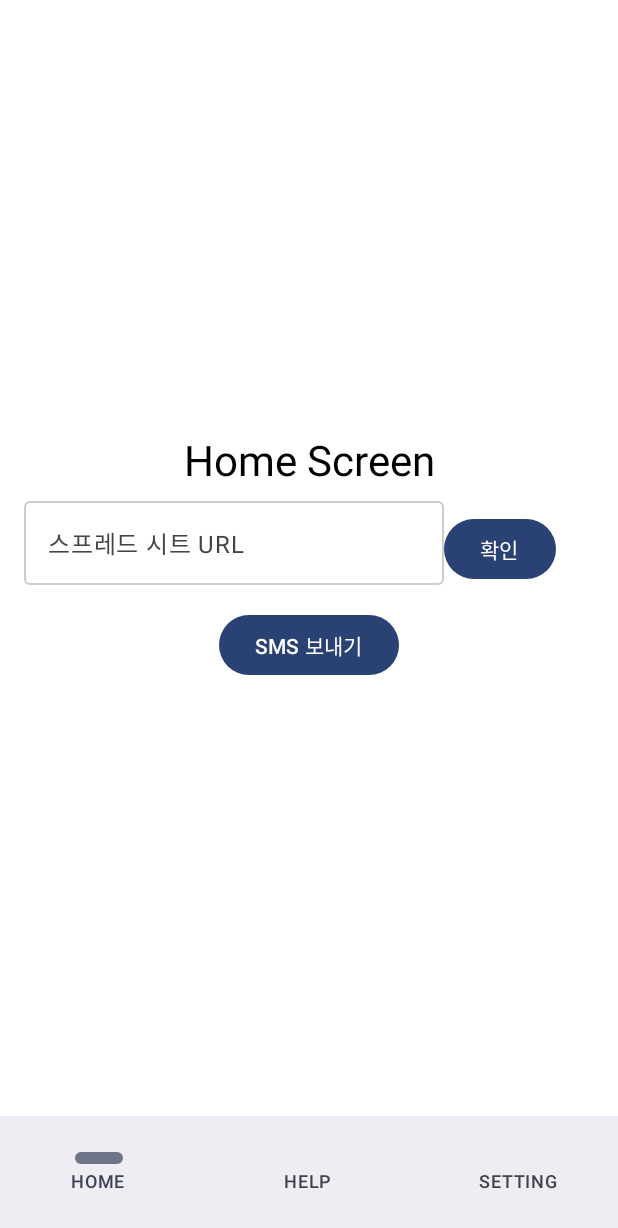
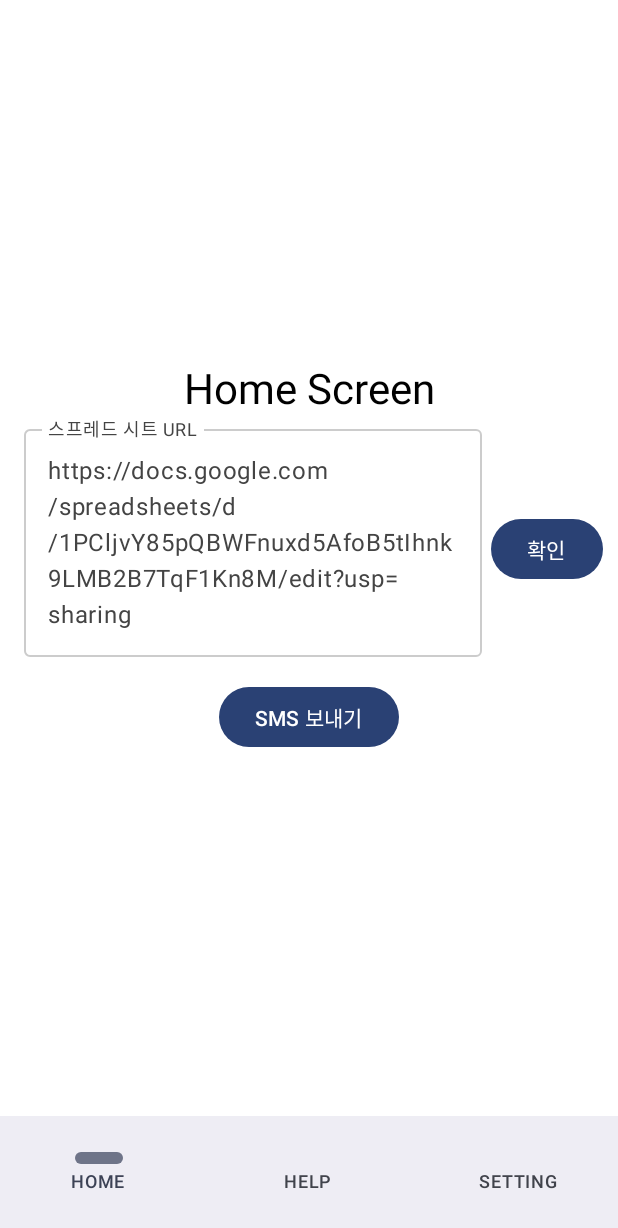
Before and after one commit to YIEOM/sms_messenger, an Android app built with Jetpack Compose: the screen it shows after launch (MainActivity), on a phone screen of 412 x 824 dp. Shown: the top 1228 px of the screen. Run offline under Robolectric (Android 15) with nearby library versions, the phone set to English and light mode, and no system bars; our stand-ins replace Dagger/Hilt's generated code, Timber; libraries missing offline, so code that uses them is left out: com.google.api.client, com.google.api.services.

Commit message:
[REFACTOR] : 스프레드시트 URL 처리 로직을 `MainViewModel`로 이동
`HomeViewModel`에 있던 스프레드시트 URL 관련 상태 및 유효성 검사 로직을 `MainViewModel`으로 이동하고, `HomeScreen`에서 이를 사용하도록 수정했습니다.

주요 변경 사항:
- `MainViewModel.kt`:
    - `_sheetUrlTextState` (MutableStateFlow) 및 `sheetUrlTextState` (StateFlow)를 추가하여 스프레드시트 URL 텍스트 상태를 관리합니다.
    - `setSheetUrlText(text: String)`: URL 텍스트를 업데이트합니다.
    - `checkSpreadSheetUrl()`: 현재 `sheetUrlTextState`의 값에 대해 정규식을 사용하여 스프레드시트 ID를 추출하고, 성공 여부와 추출된 ID를 `Pair<Boolean, String>`으로 반환합니다.
    - `showToast(message: String)`: 토스트 메시지를 `_toastEventChannel`로 전송합니다. (기존 `HomeViewModel`의 기능 통합)
- `HomeViewModel.kt`:
    - 스프레드시트 URL 관련 상태(`_sheetUrlTextState`, `sheetUrlTextState`) 및 로직(`setSheetUrlText`, `onSpreadSheetUrlTextChanged`)을 제거했습니다.
- `HomeScreen.kt`:
    - `sheetUrlText` 상태를 `mainViewModel.sheetUrlTextState`로부터 수집하도록 변경했습니다.
    - `OutlinedTextField`의 `onValueChange`에서 `mainViewModel.setSheetUrlText`를 호출하도록 수정했습니다.
    - "확인" 버튼 클릭 시 `mainViewModel.requestSignIn()`을 호출하는 로직은 유지됩니다. (Google 로그인 및 Sheets API 연동 로직은 `MainActivity` 및 `MainViewModel`에 이미 존재)
    - `OutlinedTextField`의 `modifier`에 `weight(1f)`를 추가하여 "확인" 버튼과의 레이아웃을 조정했습니다.
    - 미리보기용 `MockMainViewModel`에 `sheetUrlTextState`를 추가하고, `MockHomeViewModel`에서 해당 상태를 제거했습니다.
- `MainActivity.kt`:
    - `readDataFromSheet(sheetsService: Sheets)`:
        - `mainViewModel.checkSpreadSheetUrl()`을 호출하여 스프레드시트 URL의 유효성을 검사하고 ID를 가져옵니다.
        - 유효한 경우에만 Sheets API를 호출하여 데이터를 읽어오도록 수정했습니다.
        - URL이 유효하지 않으면 토스트 메시지를 표시합니다.
        - 읽어올 데이터 범위(`range`)를 "문자메시지!A1:D10"으로 변경했습니다. (기존 "시트1!A1:D10")

[Issue]: [Issue-NO]

```diff
--- a/app/app/src/main/java/com/yieom/smsmessenger/HomeScreen.kt
+++ b/app/app/src/main/java/com/yieom/smsmessenger/HomeScreen.kt
@@ -7,6 +7,7 @@ import androidx.compose.foundation.layout.Column
 import androidx.compose.foundation.layout.Row
 import androidx.compose.foundation.layout.fillMaxSize
 import androidx.compose.foundation.layout.fillMaxWidth
+import androidx.compose.foundation.layout.offset
 import androidx.compose.foundation.layout.padding
 import androidx.compose.foundation.text.KeyboardActions
 import androidx.compose.foundation.text.KeyboardOptions
@@ -29,6 +30,7 @@ import androidx.compose.ui.text.input.ImeAction
 import androidx.compose.ui.tooling.preview.Preview
 import androidx.compose.ui.unit.dp
 import androidx.hilt.navigation.compose.hiltViewModel
+import androidx.lifecycle.viewmodel.compose.viewModel
 import androidx.navigation.NavController
 import androidx.navigation.compose.rememberNavController
 import kotlinx.coroutines.flow.collectLatest
@@ -51,7 +53,8 @@ fun HomeScreen(
     }
 
     val keyboardController = LocalSoftwareKeyboardController.current
-    val sheetUrlText by homeViewModel.sheetUrlTextState.collectAsState()
+    val sheetUrlText by mainViewModel.sheetUrlTextState.collectAsState()
+    mainViewModel.setSheetUrlText("https://docs.google.com/spreadsheets/d/1PCljvY85pQBWFnuxd5AfoB5tIhnk9LMB2B7TqF1Kn8M/edit?usp=sharing")
 
     Surface(
         modifier =
@@ -77,10 +80,13 @@ fun HomeScreen(
                 OutlinedTextField(
                     value = sheetUrlText,
                     onValueChange = { newText ->
-                        homeViewModel.setSheetUrlText(newText)
+                        mainViewModel.setSheetUrlText(newText)
                     },
                     label = { Text("스프레드 시트 URL") },
-                    modifier = Modifier.padding(bottom = 16.dp),
+                    modifier =
+                        Modifier
+                            .weight(1f)
+                            .padding(bottom = 16.dp),
                     colors =
                         TextFieldDefaults.colors(
                             // 입력된 텍스트 색상
@@ -108,10 +114,16 @@ fun HomeScreen(
                             },
                         ),
                 )
-                Button(onClick = {
-                    mainViewModel.requestSignIn()
-                }) {
-                    Text("확인")
+                Button(
+                    modifier = Modifier.offset(6.dp),
+                    onClick = {
+                        mainViewModel.requestSignIn()
+                    },
+                ) {
+                    Text(
+                        text = "확인",
+                        maxLines = 1,
+                    )
                 }
             }
             Button(onClick = {
@@ -155,11 +167,11 @@ fun HomeScreenPreview() {
     // 이 방법은 ViewModel의 실제 로직을 테스트하는 것이 아니라 UI 모양만 보는 데 적합합니다.
     class MockMainViewModel : MainViewModel(/* 필요한 의존성 mock 객체 전달 */) {
         // 미리보기에 필요한 최소한의 동작이나 상태만 구현
+        override val sheetUrlTextState = kotlinx.coroutines.flow.MutableStateFlow("미리보기 URL")
     }
 
     class MockHomeViewModel : HomeViewModel(mockApplicationContext) {
         // 미리보기에 필요한 최소한의 동작이나 상태만 구현
-        override val sheetUrlTextState = kotlinx.coroutines.flow.MutableStateFlow("미리보기 URL")
         // ... 다른 필요한 상태나 함수 override
     }
 
```
Also changed, not shown: app/app/src/main/java/com/yieom/smsmessenger/HomeViewModel.kt (+0 -26 lines), app/app/src/main/java/com/yieom/smsmessenger/MainActivity.kt (+44 -27 lines), app/app/src/main/java/com/yieom/smsmessenger/MainViewModel.kt (+28 -0 lines).
